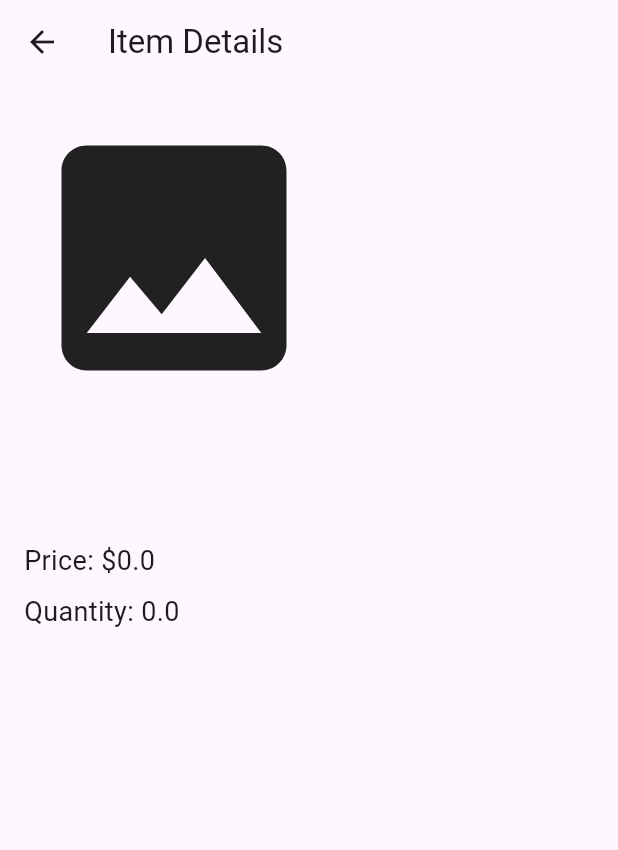
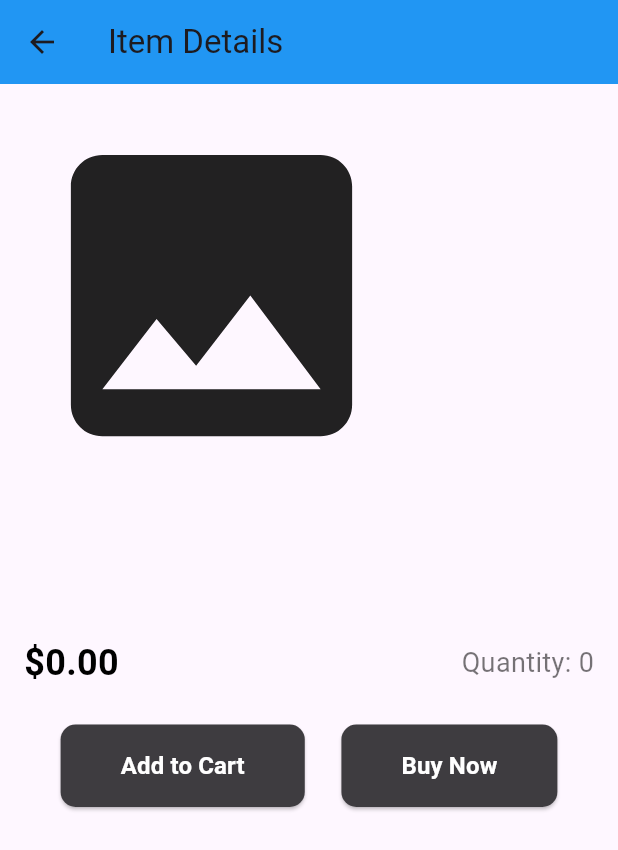
Before and after one commit to PramodLakmal/visioncart, a Flutter app: the ItemCard screen opened directly with empty values, on a phone screen of 412 x 824 dp. Shown: the top 850 px of the screen. Run offline on Flutter 3.47's test engine with Material 3 defaults, Android fonts, the phone set to English and light mode, and no system bars; our stand-ins replace cloud_firestore, firebase_auth, firebase_core, firebase_storage, google_sign_in, image_picker; accounts and stored records are empty; network calls fail.

Commit message:
colours and search functions

```diff
--- a/lib/Login SignUp/Screen/home_screen.dart
+++ b/lib/Login SignUp/Screen/home_screen.dart
@@ -50,12 +50,12 @@ class _HomeScreenState extends State<HomeScreen> {
                     );
                   },
                   style: ElevatedButton.styleFrom(
-                    backgroundColor: const Color.fromRGBO(33, 150, 243, 1),
+                    backgroundColor: const Color.fromARGB(255, 62, 60, 64),
                     padding: const EdgeInsets.symmetric(horizontal: 20, vertical: 15),
                   ),
                   child: const Text(
                     "View All Items",
-                    style: TextStyle(fontSize: 18),
+                    style: TextStyle(fontSize: 18, color: Colors.white),
                   ),
                 ),
               ],
--- a/lib/Login SignUp/Screen/item_card.dart
+++ b/lib/Login SignUp/Screen/item_card.dart
@@ -23,6 +23,7 @@ class ItemCard extends StatelessWidget {
     return Scaffold(
       appBar: AppBar(
         title: const Text('Item Details'),
+        backgroundColor: const Color.fromRGBO(33, 150, 243, 1), // Top bar color
         leading: IconButton(
           icon: const Icon(Icons.arrow_back),
           onPressed: () {
@@ -30,26 +31,107 @@ class ItemCard extends StatelessWidget {
           },
         ),
       ),
-      body: Padding(
+      body: SingleChildScrollView(
+        child: Padding(
           padding: const EdgeInsets.all(16.0),
           child: Column(
             crossAxisAlignment: CrossAxisAlignment.start,
             children: [
-            imageUrl.isNotEmpty
-                ? Image.network(imageUrl, height: 200, width: double.infinity, fit: BoxFit.cover)
-                : const Icon(Icons.image, size: 200),
+              // Image section
+              ClipRRect(
+                borderRadius: BorderRadius.circular(15.0), // Rounded corners for the image
+                child: imageUrl.isNotEmpty
+                    ? Image.network(
+                        imageUrl,
+                        height: 250,
+                        width: double.infinity,
+                        fit: BoxFit.cover,
+                      )
+                    : const Icon(Icons.image, size: 250),
+              ),
               const SizedBox(height: 16),
+
+              // Item name section
               Text(
                 name,
-              style: const TextStyle(fontSize: 24, fontWeight: FontWeight.bold),
+                style: const TextStyle(
+                  fontSize: 28,
+                  fontWeight: FontWeight.bold,
+                  color: Colors.black87, // Darker font for emphasis
+                ),
               ),
               const SizedBox(height: 8),
-            Text(description, style: const TextStyle(fontSize: 16)),
-            const SizedBox(height: 8),
-            Text('Price: \$$price', style: const TextStyle(fontSize: 18)),
-            const SizedBox(height: 8),
-            Text('Quantity: $quantity', style: const TextStyle(fontSize: 18)),
+
+              // Item description
+              Text(
+                description,
+                style: const TextStyle(
+                  fontSize: 16,
+                  color: Color.fromARGB(255, 0, 0, 0), // Light color for description
+                ),
+              ),
+              const SizedBox(height: 16),
+
+              // Price and Quantity section
+              Row(
+                mainAxisAlignment: MainAxisAlignment.spaceBetween,
+                children: [
+                  Text(
+                    '\$${price.toStringAsFixed(2)}',
+                    style: const TextStyle(
+                      fontSize: 24,
+                      fontWeight: FontWeight.bold,
+                      color: Color.fromARGB(255, 0, 0, 0), // Pink to match app theme
+                    ),
+                  ),
+                  Text(
+                    'Quantity: ${quantity.toInt()}',
+                    style: const TextStyle(
+                      fontSize: 18,
+                      color: Colors.black54,
+                    ),
+                  ),
                 ],
+              ),
+
+              const SizedBox(height: 24),
+
+              // Bottom action buttons
+              Row(
+                mainAxisAlignment: MainAxisAlignment.spaceEvenly,
+                children: [
+                  ElevatedButton(
+                    onPressed: () {},
+                    style: ElevatedButton.styleFrom(
+                      backgroundColor: const Color.fromARGB(255, 62, 60, 64),
+                      padding: const EdgeInsets.symmetric(horizontal: 40, vertical: 16),
+                      shape: RoundedRectangleBorder(
+                        borderRadius: BorderRadius.circular(10.0),
+                      ),
+                    ),
+                    child: const Text(
+                      'Add to Cart',
+                      style: TextStyle(fontSize: 16, fontWeight: FontWeight.bold , color: Colors.white),
+                    ),
+                  ),
+                  ElevatedButton(
+                    onPressed: () {},
+                    style: ElevatedButton.styleFrom(
+                      backgroundColor: const Color.fromARGB(255, 62, 60, 64),
+                      padding: const EdgeInsets.symmetric(horizontal: 40, vertical: 16),
+                      shape: RoundedRectangleBorder(
+                        borderRadius: BorderRadius.circular(10.0),
+                      ),
+                    ),
+                    child: const Text(
+                      'Buy Now',
+                      style: TextStyle(fontSize: 16, fontWeight: FontWeight.bold , color: Colors.white),
+                    ),
+                  ),
+                ],
+              )
+            ],
+          ),
         ),
       ),
     );
```
Also changed, not shown: lib/Login SignUp/Screen/item_form.dart (+5 -5 lines), lib/Login SignUp/Screen/item_list_page.dart (+98 -125 lines), lib/Login SignUp/Screen/item_management.dart (+4 -4 lines). Lines whose indentation alone changed are shown as unchanged.
